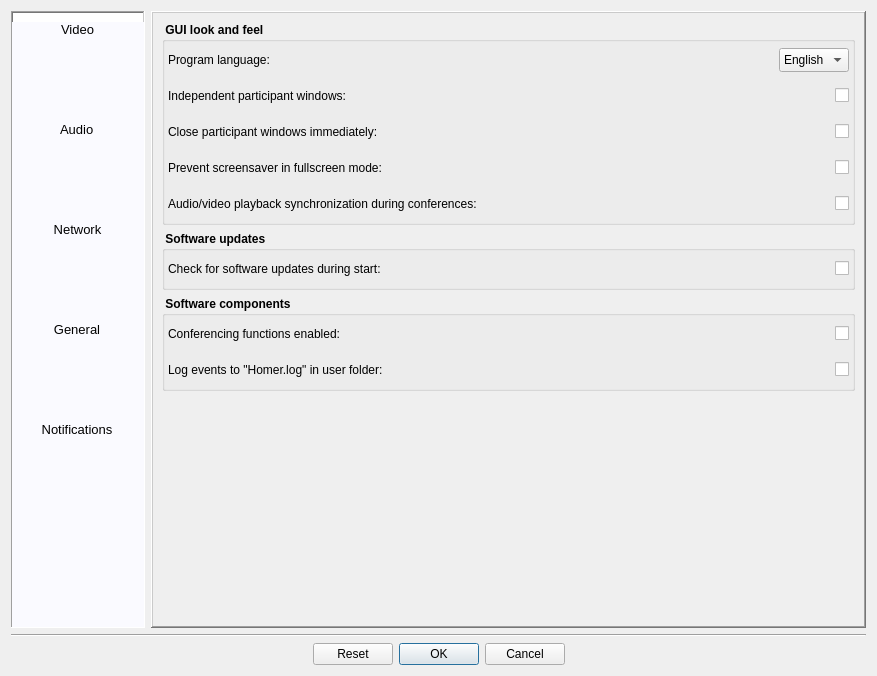
Old version of the form Homer/forms/Dialogs/ConfigurationDialog.ui in the repository Homer-Conferencing/Homer-Conferencing.
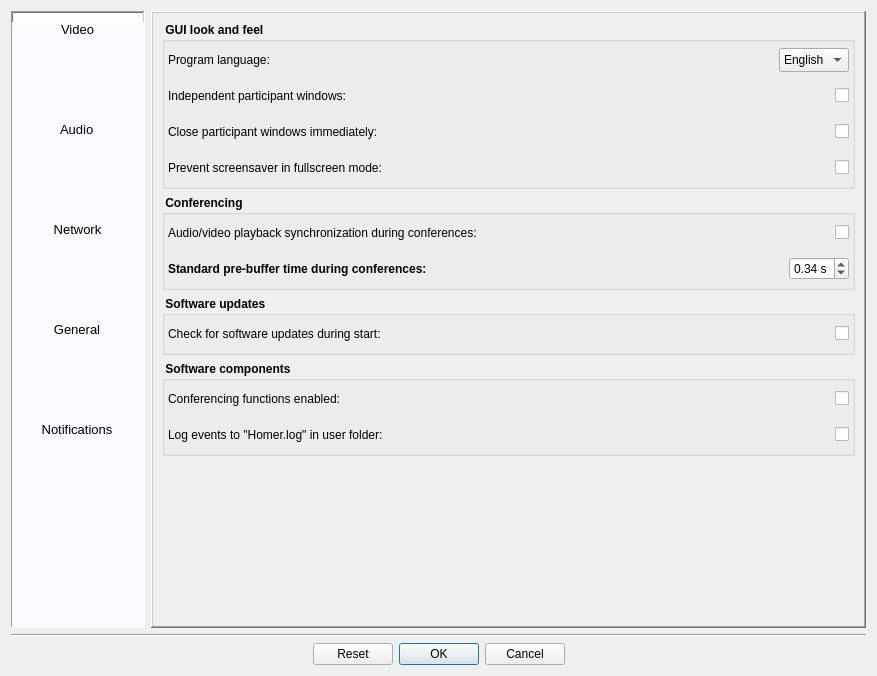
New version of the form. Icons and pictures are not drawn.

Commit message: - added: let the user configure the pre-buffer time during conferences

What changed in the file:
```diff
--- a/Homer/forms/Dialogs/ConfigurationDialog.ui
+++ b/Homer/forms/Dialogs/ConfigurationDialog.ui
@@ -2893,6 +2893,24 @@
               </item>
              </layout>
             </item>
+           </layout>
+          </widget>
+         </item>
+         <item>
+          <widget class="QGroupBox" name="groupBox_4">
+           <property name="font">
+            <font>
+             <weight>75</weight>
+             <bold>true</bold>
+            </font>
+           </property>
+           <property name="title">
+            <string> Conferencing</string>
+           </property>
+           <layout class="QVBoxLayout" name="verticalLayout_26">
+            <property name="margin">
+             <number>3</number>
+            </property>
             <item>
              <layout class="QHBoxLayout" name="horizontalLayout_46">
               <item>
@@ -2936,6 +2954,61 @@
               </item>
              </layout>
             </item>
+            <item>
+             <layout class="QHBoxLayout" name="horizontalLayout_47">
+              <item>
+               <widget class="QLabel" name="label_26">
+                <property name="minimumSize">
+                 <size>
+                  <width>0</width>
+                  <height>30</height>
+                 </size>
+                </property>
+                <property name="text">
+                 <string>Standard pre-buffer time during conferences:</string>
+                </property>
+               </widget>
+              </item>
+              <item>
+               <spacer name="horizontalSpacer_53">
+                <property name="orientation">
+                 <enum>Qt::Horizontal</enum>
+                </property>
+                <property name="sizeHint" stdset="0">
+                 <size>
+                  <width>40</width>
+                  <height>20</height>
+                 </size>
+                </property>
+               </spacer>
+              </item>
+              <item>
+               <widget class="QDoubleSpinBox" name="mDSpPreBufferingConferences">
+                <property name="font">
+                 <font>
+                  <weight>50</weight>
+                  <bold>false</bold>
+                 </font>
+                </property>
+                <property name="suffix">
+                 <string> s</string>
+                </property>
+                <property name="minimum">
+                 <double>0.010000000000000</double>
+                </property>
+                <property name="maximum">
+                 <double>8.000000000000000</double>
+                </property>
+                <property name="singleStep">
+                 <double>0.010000000000000</double>
+                </property>
+                <property name="value">
+                 <double>0.340000000000000</double>
+                </property>
+               </widget>
+              </item>
+             </layout>
+            </item>
            </layout>
           </widget>
          </item>
```
The commit also changes 6 other files.
